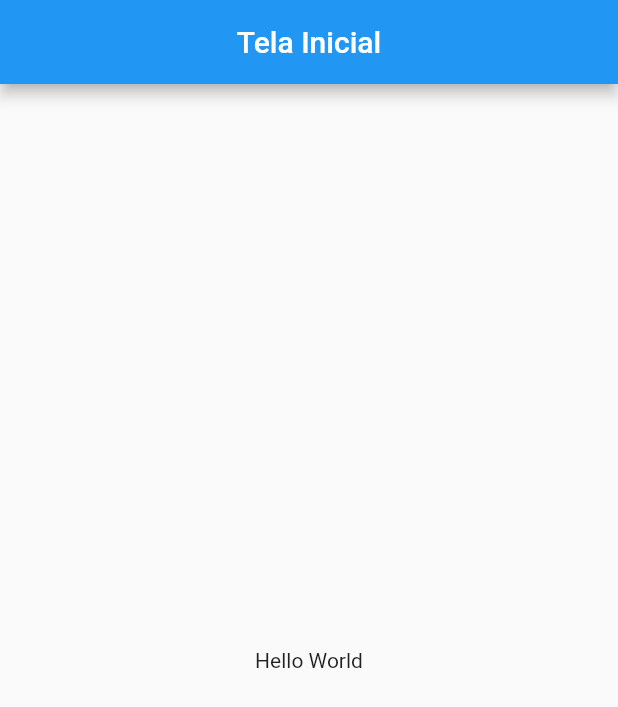
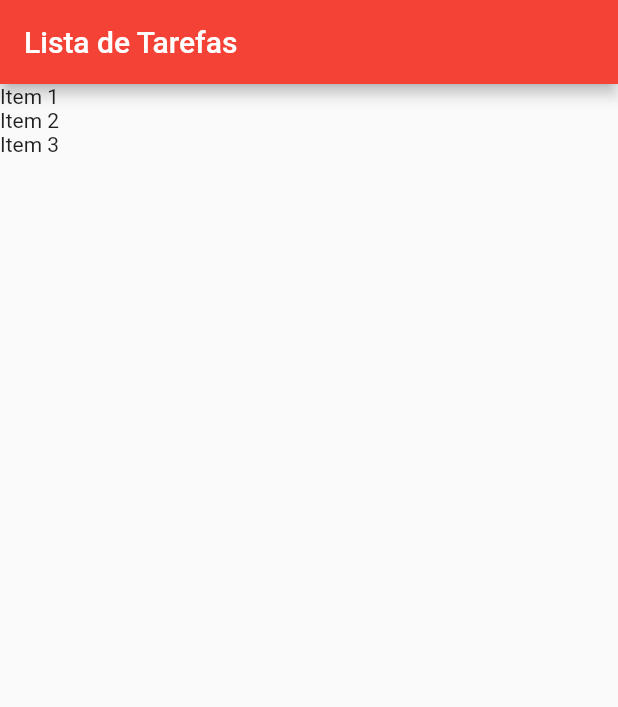
Before and after one commit to emersonleo/Flutter, a Flutter app: the screen it shows after launch, on a phone screen of 412 x 824 dp. Shown: the top 707 px of the screen. Run offline on Flutter 3.47's test engine with Material 2 defaults, Android fonts, the phone set to English and light mode, and no system bars.

Commit message:
Adicionando conceitos de ListView na Lista de Tarefas

```diff
--- a/lib/main.dart
+++ b/lib/main.dart
@@ -1,19 +1,47 @@
 import 'package:flutter/material.dart';
-void main(){
-  runApp(new HelloWorldScreen());
-}
 
-class HelloWorldScreen extends StatelessWidget{
+import 'models/item.dart';
+
+void main() => runApp(MyApp());
+
+class MyApp extends StatelessWidget {
   @override
   Widget build(BuildContext context) {
     return MaterialApp(
-      home: Scaffold(
-        appBar: AppBar(
-          title: Center(child:Text('Tela Inicial')),
-        ),
-        body: Center(child: Text("Hello World"),),
+      title: 'Todo APP',
+      debugShowCheckedModeBanner: false,
+      theme: ThemeData(
+        primarySwatch: Colors.red,
       ),
+      home: new HomePage(),
     );
   }
+}
 
+class HomePage extends StatefulWidget {
+  var items = new List<Item>();
+
+  HomePage() {
+    items = [];
+    items.add(Item(title: "Item 1", done: false));
+    items.add(Item(title: "Item 2", done: true));
+    items.add(Item(title: "Item 3", done: false));
+  }
+  @override
+  _HomePageState createState() => _HomePageState();
 }
+
+class _HomePageState extends State<HomePage> {
+  @override
+  Widget build(BuildContext context) {
+    return Scaffold(
+        appBar: AppBar(
+          title: Text("Lista de Tarefas"),
+        ),
+        body: ListView.builder(
+            itemCount: widget.items.length,
+            itemBuilder: (BuildContext context, int index) {
+              return Text(widget.items[index].title);
+            }));
+  }
+}
--- /dev/null
+++ b/lib/models/item.dart
@@ -0,0 +1,18 @@
+class Item {
+  String title;
+  bool done;
+
+  Item({this.title, this.done});
+
+  Item.fromJson(Map<String, dynamic> json) {
+    title = json['title'];
+    done = json['done'];
+  }
+
+  Map<String, dynamic> toJson() {
+    final Map<String, dynamic> data = new Map<String, dynamic>();
+    data['title'] = this.title;
+    data['done'] = this.done;
+    return data;
+  }
+}
--- a/pubspec.yaml
+++ b/pubspec.yaml
@@ -1,4 +1,4 @@
-name: hello_world
+name: todo
 description: A new Flutter project.
 
 # The following defines the version and build number for your application.
```
Also changed, not shown: 12 other files.
